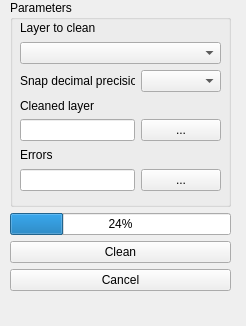
Above: road_network_cleaner_dockwidget_base.ui from spacesyntax/Rcl-topology-cleaner before the change. Below: the same form after it.
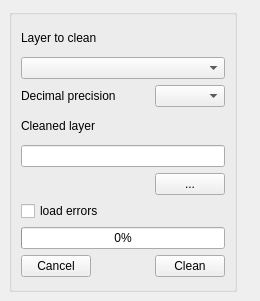
That is the form after the change.

What changed in the file:
```diff
--- a/road_network_cleaner_dockwidget_base.ui
+++ b/road_network_cleaner_dockwidget_base.ui
@@ -6,139 +6,216 @@
    <rect>
     <x>0</x>
     <y>0</y>
-    <width>246</width>
-    <height>326</height>
+    <width>260</width>
+    <height>301</height>
    </rect>
   </property>
+  <property name="sizePolicy">
+   <sizepolicy hsizetype="MinimumExpanding" vsizetype="MinimumExpanding">
+    <horstretch>0</horstretch>
+    <verstretch>0</verstretch>
+   </sizepolicy>
+  </property>
+  <property name="minimumSize">
+   <size>
+    <width>260</width>
+    <height>301</height>
+   </size>
+  </property>
+  <property name="maximumSize">
+   <size>
+    <width>500</width>
+    <height>600</height>
+   </size>
+  </property>
+  <property name="floating">
+   <bool>true</bool>
+  </property>
+  <property name="allowedAreas">
+   <set>Qt::AllDockWidgetAreas</set>
+  </property>
   <property name="windowTitle">
    <string>RoadNetworkCleaner</string>
   </property>
   <widget class="QWidget" name="dockWidgetContents">
-   <widget class="QWidget" name="">
-    <property name="geometry">
-     <rect>
-      <x>10</x>
-      <y>0</y>
-      <width>221</width>
-      <height>291</height>
-     </rect>
-    </property>
-    <layout class="QVBoxLayout" name="verticalLayout">
-     <item>
-      <widget class="QGroupBox" name="groupBox">
-       <property name="title">
-        <string>Parameters</string>
+   <layout class="QFormLayout" name="formLayout">
+    <item row="0" column="0">
+     <widget class="QGroupBox" name="gridGroupBox">
+      <property name="sizePolicy">
+       <sizepolicy hsizetype="MinimumExpanding" vsizetype="MinimumExpanding">
+        <horstretch>0</horstretch>
+        <verstretch>0</verstretch>
+       </sizepolicy>
+      </property>
+      <property name="minimumSize">
+       <size>
+        <width>228</width>
+        <height>252</height>
+       </size>
+      </property>
+      <property name="maximumSize">
+       <size>
+        <width>500</width>
+        <height>600</height>
+       </size>
+      </property>
+      <property name="title">
+       <string/>
+      </property>
+      <layout class="QGridLayout" name="gridLayout">
+       <property name="sizeConstraint">
+        <enum>QLayout::SetDefaultConstraint</enum>
        </property>
-       <widget class="QWidget" name="gridLayoutWidget_2">
-        <property name="geometry">
-         <rect>
-          <x>10</x>
-          <y>20</y>
-          <width>201</width>
-          <height>171</height>
-         </rect>
-        </property>
-        <layout class="QGridLayout" name="gridLayout_2">
-         <item row="5" column="0">
-          <widget class="QLabel" name="label_4">
-           <property name="text">
-            <string>Errors</string>
-           </property>
-          </widget>
-         </item>
-         <item row="0" column="0">
-          <widget class="QLabel" name="label">
-           <property name="text">
-            <string>Layer to clean</string>
-           </property>
-          </widget>
-         </item>
-         <item row="3" column="0">
-          <widget class="QLabel" name="label_2">
-           <property name="text">
-            <string>Cleaned layer</string>
-           </property>
-          </widget>
-         </item>
-         <item row="4" column="0">
-          <layout class="QHBoxLayout" name="horizontalLayout_2">
-           <item>
-            <widget class="QLineEdit" name="outputText"/>
-           </item>
-          </layout>
-         </item>
-         <item row="6" column="0">
-          <layout class="QHBoxLayout" name="horizontalLayout_3">
-           <item>
-            <widget class="QLineEdit" name="outputText_2"/>
-           </item>
-          </layout>
-         </item>
-         <item row="6" column="1">
-          <widget class="QPushButton" name="browseButton_2">
-           <property name="text">
-            <string>...</string>
-           </property>
-          </widget>
-         </item>
-         <item row="2" column="0">
-          <layout class="QHBoxLayout" name="horizontalLayout">
-           <item>
-            <widget class="QLabel" name="label_3">
-             <property name="text">
-              <string>Snap decimal precision </string>
-             </property>
-            </widget>
-           </item>
-          </layout>
-         </item>
-         <item row="1" column="0" colspan="2">
-          <widget class="QComboBox" name="inputCombo"/>
-         </item>
-         <item row="2" column="1">
-          <widget class="QComboBox" name="toleranceCombo"/>
-         </item>
-         <item row="4" column="1">
-          <widget class="QPushButton" name="browseButton">
-           <property name="text">
-            <string>...</string>
-           </property>
-          </widget>
-         </item>
-        </layout>
-       </widget>
-      </widget>
-     </item>
-     <item>
-      <widget class="QProgressBar" name="progressBar">
-       <property name="value">
-        <number>24</number>
+       <property name="bottomMargin">
+        <number>12</number>
        </property>
-      </widget>
-     </item>
-     <item>
-      <widget class="QPushButton" name="cleanButton">
-       <property name="text">
-        <string>Clean</string>
+       <property name="horizontalSpacing">
+        <number>-1</number>
        </property>
-      </widget>
-     </item>
-     <item>
-      <widget class="QPushButton" name="cancelButton">
-       <property name="text">
-        <string>Cancel</string>
-       </property>
-      </widget>
-     </item>
-    </layout>
-   </widget>
-   <zorder>cancelButton</zorder>
-   <zorder>cleanButton</zorder>
-   <zorder>groupBox</zorder>
-   <zorder></zorder>
-   <zorder>progressBar</zorder>
-   <zorder>progressBar</zorder>
-   <zorder></zorder>
+       <item row="8" column="2">
+        <widget class="QPushButton" name="cleanButton">
+         <property name="sizePolicy">
+          <sizepolicy hsizetype="Maximum" vsizetype="Fixed">
+           <horstretch>0</horstretch>
+           <verstretch>0</verstretch>
+          </sizepolicy>
+         </property>
+         <property name="maximumSize">
+          <size>
+           <width>70</width>
+           <height>16777215</height>
+          </size>
+         </property>
+         <property name="text">
+          <string>Clean</string>
+         </property>
+        </widget>
+       </item>
+       <item row="4" column="0" colspan="3">
+        <widget class="QLineEdit" name="outputText"/>
+       </item>
+       <item row="8" column="0">
+        <widget class="QPushButton" name="cancelButton">
+         <property name="maximumSize">
+          <size>
+           <width>70</width>
+           <height>16777215</height>
+          </size>
+         </property>
+         <property name="text">
+          <string>Cancel</string>
+         </property>
+        </widget>
+       </item>
+       <item row="1" column="0" colspan="3">
+        <widget class="QComboBox" name="inputCombo"/>
+       </item>
+       <item row="7" column="0" colspan="3">
+        <widget class="QProgressBar" name="cleaningProgress">
+         <property name="value">
+          <number>0</number>
+         </property>
+        </widget>
+       </item>
+       <item row="0" column="0" colspan="3">
+        <widget class="QLabel" name="label">
+         <property name="text">
+          <string>Layer to clean</string>
+         </property>
+        </widget>
+       </item>
+       <item row="6" column="0" colspan="2">
+        <widget class="QCheckBox" name="errorsCheckBox">
+         <property name="text">
+          <string>load errors</string>
+         </property>
+        </widget>
+       </item>
+       <item row="5" column="1">
+        <spacer name="horizontalSpacer_2">
+         <property name="orientation">
+          <enum>Qt::Horizontal</enum>
+         </property>
+         <property name="sizeHint" stdset="0">
+          <size>
+           <width>40</width>
+           <height>20</height>
+          </size>
+         </property>
+        </spacer>
+       </item>
+       <item row="2" column="2">
+        <widget class="QComboBox" name="toleranceCombo">
+         <property name="sizePolicy">
+          <sizepolicy hsizetype="Maximum" vsizetype="Fixed">
+           <horstretch>0</horstretch>
+           <verstretch>0</verstretch>
+          </sizepolicy>
+         </property>
+         <property name="minimumSize">
+          <size>
+           <width>20</width>
+           <height>0</height>
+          </size>
+         </property>
+         <property name="maximumSize">
+          <size>
+           <width>70</width>
+           <height>16777215</height>
+          </size>
+         </property>
+        </widget>
+       </item>
+       <item row="3" column="0" colspan="3">
+        <widget class="QLabel" name="label_2">
+         <property name="text">
+          <string>Cleaned layer</string>
+         </property>
+        </widget>
+       </item>
+       <item row="5" column="0">
+        <spacer name="horizontalSpacer">
+         <property name="orientation">
+          <enum>Qt::Horizontal</enum>
+         </property>
+         <property name="sizeHint" stdset="0">
+          <size>
+           <width>40</width>
+           <height>20</height>
+          </size>
+         </property>
+        </spacer>
+       </item>
+       <item row="5" column="2">
+        <widget class="QPushButton" name="browseButton">
+         <property name="sizePolicy">
+          <sizepolicy hsizetype="Maximum" vsizetype="Fixed">
+           <horstretch>0</horstretch>
+           <verstretch>0</verstretch>
+          </sizepolicy>
+         </property>
+         <property name="maximumSize">
+          <size>
+           <width>70</width>
+           <height>16777215</height>
+          </size>
+         </property>
+         <property name="text">
+          <string>...</string>
+         </property>
+        </widget>
+       </item>
+       <item row="2" column="0" colspan="2">
+        <widget class="QLabel" name="label_3">
+         <property name="text">
+          <string>Decimal precision </string>
+         </property>
+        </widget>
+       </item>
+      </layout>
+     </widget>
+    </item>
+   </layout>
   </widget>
  </widget>
  <resources/>
```
Left out of the diff: 3 changed lines with no effect on the pictures.
